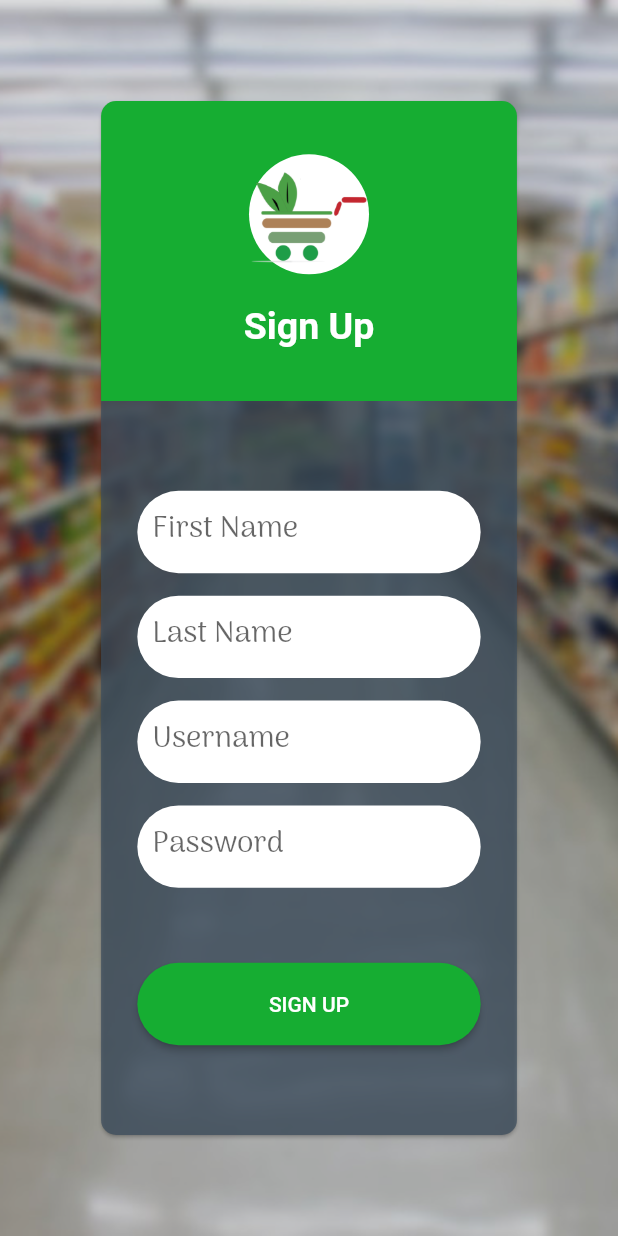
After one commit to ateek-ujjawal/freshko_app, a Flutter app: the SignUp screen opened by its route, on a phone screen of 412 x 824 dp. The commit adds this screen. Run offline on Flutter 3.47's test engine with Material 2 defaults, Android fonts, the phone set to English and light mode, and no system bars.

```diff
--- a/freshko/lib/screens/SignIn.dart
+++ b/freshko/lib/screens/SignIn.dart
@@ -7,6 +7,7 @@ class SignIn extends StatefulWidget {
 }
 
 class _SignInState extends State<SignIn> {
+
   @override
   Widget build(BuildContext context) {
     double uni_height = MediaQuery.of(context).size.height;
--- /dev/null
+++ b/freshko/lib/screens/SignUp.dart
@@ -0,0 +1,222 @@
+import 'package:flutter/material.dart';
+import '../Generics/Colors.dart';
+
+class SignUp extends StatefulWidget {
+  @override
+  _SignUpState createState() => _SignUpState();
+}
+
+class _SignUpState extends State<SignUp> {
+
+  @override
+  Widget build(BuildContext context) {
+    double uni_height = MediaQuery.of(context).size.height;
+    double uni_width = MediaQuery.of(context).size.width;
+    return Stack(
+      fit: StackFit.expand,
+      children: <Widget>[
+        Image(
+          image: AssetImage('assets/images/SignInBackground.jpeg'),
+          colorBlendMode: BlendMode.darken,
+          color: Colors.black12,
+          fit: BoxFit.cover,
+        ),
+        Padding(
+          padding: EdgeInsets.all(uni_height / 13),
+          child: Card(
+            color: Colors.transparent,
+            shape: RoundedRectangleBorder(
+                borderRadius: BorderRadius.circular(10.0)),
+            child: Column(
+              mainAxisAlignment: MainAxisAlignment.start,
+              children: <Widget>[
+                Container(
+                  width: uni_width/0.9,
+                  child: Column(
+                    mainAxisAlignment: MainAxisAlignment.center,
+                    children: <Widget>[
+                      CircleAvatar(
+                        radius: 40.0,
+                        backgroundColor: Colors.white,
+                        child: Image(
+                          image: AssetImage('assets/images/FreshkoLogo.png'),
+                        ),
+                      ),
+                      Padding(padding: EdgeInsets.only(top: 20.0)),
+                      Text(
+                        'Sign Up',
+                        style: TextStyle(
+                            fontSize: 25.0,
+                            color: Colors.white,
+                            fontWeight: FontWeight.bold),
+                      )
+                      //todo: Change fontFamily
+                    ],
+                  ),
+                  decoration: BoxDecoration(
+                    borderRadius: BorderRadius.only(
+                        topLeft: Radius.circular(10.0),
+                        topRight: Radius.circular(10.0)),
+                    color: themeColor,
+                  ),
+                  height: 200.0,
+                ),
+                Expanded(
+                  child: Container(
+                    height: uni_height/1.2,
+                    width: uni_width/0.9,
+                    decoration: BoxDecoration(
+                        borderRadius: BorderRadius.only(
+                          bottomLeft: Radius.circular(10.0),
+                          bottomRight: Radius.circular(10.0),
+                        ),
+                        color: Color(0xFF3C4D5D).withOpacity(0.75)),
+                    child: Column(
+                      mainAxisAlignment: MainAxisAlignment.center,
+                      children: <Widget>[
+                        Container(
+                            height: uni_height/15,
+                            width: uni_width/1.8,
+                            decoration: BoxDecoration(
+                              borderRadius: BorderRadius.circular(30.0),
+                              color: Colors.white,
+                            ),
+                            child: Padding(
+                              padding: EdgeInsets.only(left: 10.0, right: 10.0),
+                              child: TextField(
+                                  style: TextStyle(
+                                      fontFamily: 'ArimaMadurai',
+                                      fontSize: 20.0,
+                                      fontWeight: FontWeight.w700,
+                                      color: Colors.black
+                                  ),
+                                  decoration: InputDecoration(
+                                      border: InputBorder.none,
+                                      hintText: 'First Name',
+                                      hintStyle: TextStyle(
+                                          fontFamily: 'ArimaMadurai',
+                                          fontSize: 20.0,
+                                          fontWeight: FontWeight.w400
+                                      )
+                                  )
+                              ),
+                            )
+                        ),
+                        Padding(padding: EdgeInsets.only(top: 15.0)),
+                        Container(
+                            height: uni_height/15,
+                            width: uni_width/1.8,
+                            decoration: BoxDecoration(
+                              borderRadius: BorderRadius.circular(30.0),
+                              color: Colors.white,
+                            ),
+                            child: Padding(
+                              padding: const EdgeInsets.only(left: 10.0, right: 10.0),
+                              child: TextField(
+                                  style: TextStyle(
+                                      fontFamily: 'ArimaMadurai',
+                                      fontSize: 20.0,
+                                      fontWeight: FontWeight.w700,
+                                      color: Colors.black
+                                  ),
+                                  decoration: InputDecoration(
+                                      border: InputBorder.none,
+                                      hintText: 'Last Name',
+                                      hintStyle: TextStyle(
+                                          fontFamily: 'ArimaMadurai',
+                                          fontSize: 20.0,
+                                          fontWeight: FontWeight.w400
+                                      )
+                                  )
+                              ),
+                            )
+                        ),
+                        //USERNAME FIELD
+                        Padding(padding: EdgeInsets.only(top: 15.0)),
+                        Container(
+                            height: uni_height/15,
+                            width: uni_width/1.8,
+                            decoration: BoxDecoration(
+                              borderRadius: BorderRadius.circular(30.0),
+                              color: Colors.white,
+                            ),
+                            child: Padding(
+                              padding: const EdgeInsets.only(left: 10.0, right: 10.0),
+                              child: TextField(
+                                  style: TextStyle(
+                                      fontFamily: 'ArimaMadurai',
+                                      fontSize: 20.0,
+                                      fontWeight: FontWeight.w700,
+                                      color: Colors.black
+                                  ),
+                                  decoration: InputDecoration(
+                                      border: InputBorder.none,
+                                      hintText: 'Username',
+                                      hintStyle: TextStyle(
+                                          fontFamily: 'ArimaMadurai',
+                                          fontSize: 20.0,
+                                          fontWeight: FontWeight.w400
+                                      )
+                                  )
+                              ),
+                            )
+                        ),
+                        Padding(padding: EdgeInsets.only(top: 15.0)),
+                        //PASSWORD FIELD
+                        Container(
+                          height: uni_height/15,
+                          width: uni_width/1.8,
+                          decoration: BoxDecoration(
+                            borderRadius: BorderRadius.circular(30.0),
+                            color: Colors.white,
+                          ),
+                          child: Padding(
+                            padding: EdgeInsets.only(left: 10.0, right: 10.0),
+                            child: TextField(
+                              style: TextStyle(
+                                  fontFamily: 'ArimaMadurai',
+                                  fontSize: 20.0,
+                                  fontWeight: FontWeight.w700,
+                                  color: Colors.black
+                              ),
+                              decoration: InputDecoration(
+                                  border: InputBorder.none,
+                                  hintText: 'Password',
+                                  hintStyle: TextStyle(
+                                      fontFamily: 'ArimaMadurai',
+                                      fontSize: 20.0,
+                                      fontWeight: FontWeight.w400
+                                  )
+                              ),
+                              obscureText: true,
+                            ),
+                          ),
+                        ),
+                        Padding(padding: EdgeInsets.only(top: 50.0)),
+                        //SIGN IN BUTTON
+                        Container(
+                          height: uni_height/15,
+                          width: uni_width/1.8,
+                          child: RaisedButton(
+                            shape: RoundedRectangleBorder(
+                                borderRadius: BorderRadius.circular(30.0)),
+                            onPressed: () {},
+                            color: themeColor,
+                            child: Text(
+                              'SIGN UP',
+                              style: TextStyle(color: Colors.white),
+                            ),
+                          ),
+                        )
+                      ],
+                    ),
+                  ),
+                )
+              ],
+            ),
+          ),
+        )
+      ],
+    );
+  }
+}
--- a/freshko/lib/screens/homepage.dart
+++ b/freshko/lib/screens/homepage.dart
@@ -1,13 +1,15 @@
 import 'package:flutter/material.dart';
 import '../Generics/Colors.dart';
 import 'SignIn.dart';
+import 'SignUp.dart';
 
 void main() {
   runApp(new MaterialApp(
     debugShowCheckedModeBanner: false,
     home: new HomePage(),
     routes: <String, WidgetBuilder>{
-      '/SignIn': (BuildContext context) => new SignIn()
+      '/SignIn': (BuildContext context) => new SignIn(),
+      '/SignUp': (BuildContext context) => new SignUp()
     },
     title: 'Freshko',
     theme: ThemeData(
@@ -113,7 +115,9 @@ class _HomePageState extends State<HomePage> with TickerProviderStateMixin{
                     ),
                     FlatButton(
                         onPressed: () {}, child: Text('Prime Membership')),
-                    FlatButton(onPressed: () {}, child: Text('SignUp')),
+                    FlatButton(onPressed: () {
+                      Navigator.of(context).pushNamed('/SignUp');
+                    }, child: Text('SignUp')),
                     FlatButton(onPressed: () {
                       Navigator.of(context).pushNamed('/SignIn');
                     }, child: Text('SignIn')),
```
